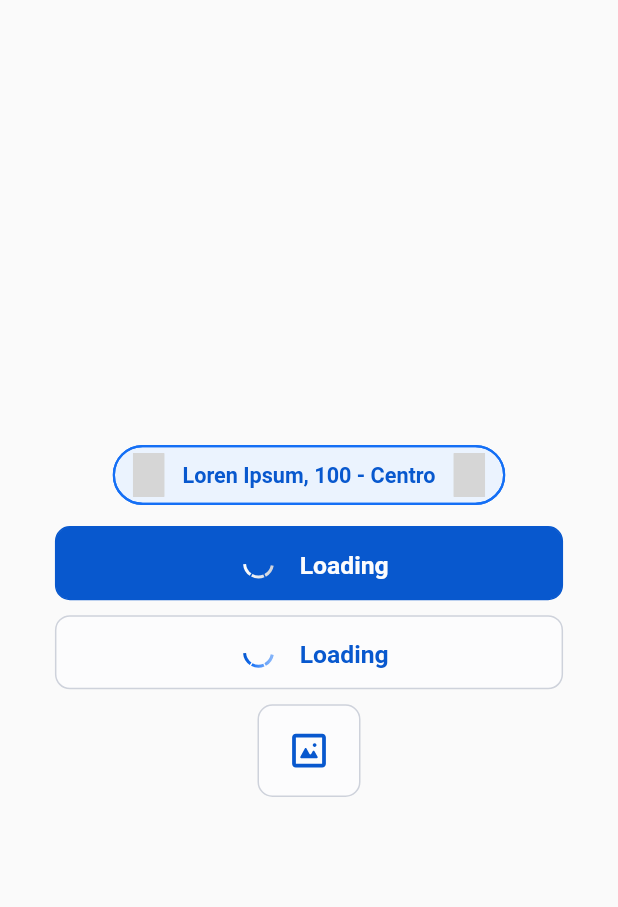
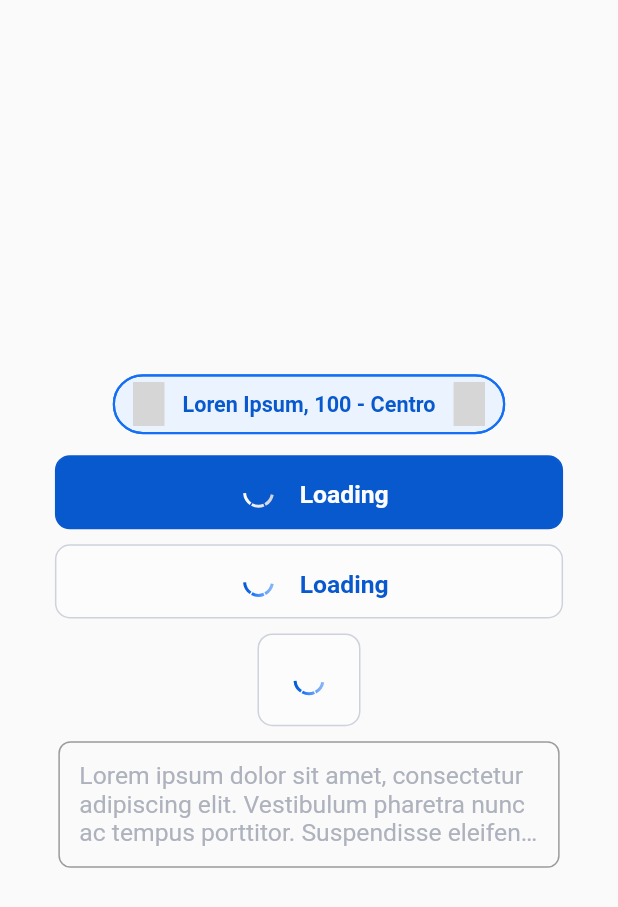
Before and after one commit to Matteuus/ion_mobile, a Flutter app: the screen it shows after launch, after a tap on "Salvar", on a phone screen of 412 x 824 dp. Shown: the top 907 px of the screen. Run offline on Flutter 3.47's test engine with Material 2 defaults, Android fonts, the phone set to English and light mode, and no system bars; our stand-ins replace animate_do, flutter_screenutil, flutter_svg, mobx; missing offline and left inert: widgetbook; generated files the repository leaves out were written again; Roboto replaces fonts that are missing (Source Sans Pro); grey boxes are pictures that could not be loaded.

Commit message:
[ION-001] Criação do widget input

```diff
--- a/example/lib/main.dart
+++ b/example/lib/main.dart
@@ -79,15 +79,22 @@ class _HomeState extends State<Home> {
                 color: IonMainColors.primary6,
                 height: 30,
               ),
-                // text: "Salvar",
               height: 60.h,
               width: 60.w,
-                isLoading: false,
-                onTap: () {}
-                //  => setState(() {
-                //   isLoading = !isLoading;
-                // }),
+              isLoading: isLoading,
+              onTap: () => setState(() {
+                isLoading = !isLoading;
+              }),
             ),
+            const SizedBox(
+              height: 10,
+            ),
+            IonInput(
+                maxLines: 3,
+                height: 82.h,
+                width: 292.w,
+                hintText:
+                    'Lorem ipsum dolor sit amet, consectetur adipiscing elit. Vestibulum pharetra nunc ac tempus porttitor. Suspendisse eleifend nec justo sed tempor. Praesent nec ipsum at justo scelerisque suscipit eget vel nisl...'),
           ],
         ),
       ),
--- a/lib/ion_mobile.dart
+++ b/lib/ion_mobile.dart
@@ -2,3 +2,4 @@ library ion_mobile;
 
 export 'widgets/button.dart';
 export 'widgets/chip.dart';
+export 'widgets/input.dart';
--- /dev/null
+++ b/lib/widgets/input.dart
@@ -0,0 +1,47 @@
+import 'package:flutter/material.dart';
+import 'package:flutter/services.dart';
+import 'package:flutter_screenutil/flutter_screenutil.dart';
+
+class IonInput extends StatelessWidget {
+  final double height;
+  final double width;
+  final String hintText;
+  final int maxLines;
+  final TextInputType? keyboardType;
+  final List<TextInputFormatter>? inputFormatters;
+
+  const IonInput(
+      {super.key,
+      required this.height,
+      required this.width,
+      required this.hintText,
+      this.maxLines = 1,
+      this.keyboardType,
+      this.inputFormatters});
+
+  @override
+  Widget build(BuildContext context) {
+    return SizedBox(
+      height: height,
+      width: width,
+      child: TextField(
+        keyboardType: keyboardType,
+        inputFormatters: inputFormatters,
+        maxLines: maxLines,
+        decoration: InputDecoration(
+          contentPadding: const EdgeInsets.all(14),
+          hintText: hintText,
+          hintStyle: TextStyle(
+            color: const Color(0xFFAEB2BD),
+            fontSize: 16.sp,
+          ),
+          border: const OutlineInputBorder(
+              borderRadius: BorderRadius.all(Radius.circular(8)),
+              borderSide: BorderSide(
+                color: Color(0xffAEB2BD),
+              )),
+        ),
+      ),
+    );
+  }
+}
```
Lines whose indentation alone changed are shown as unchanged.
